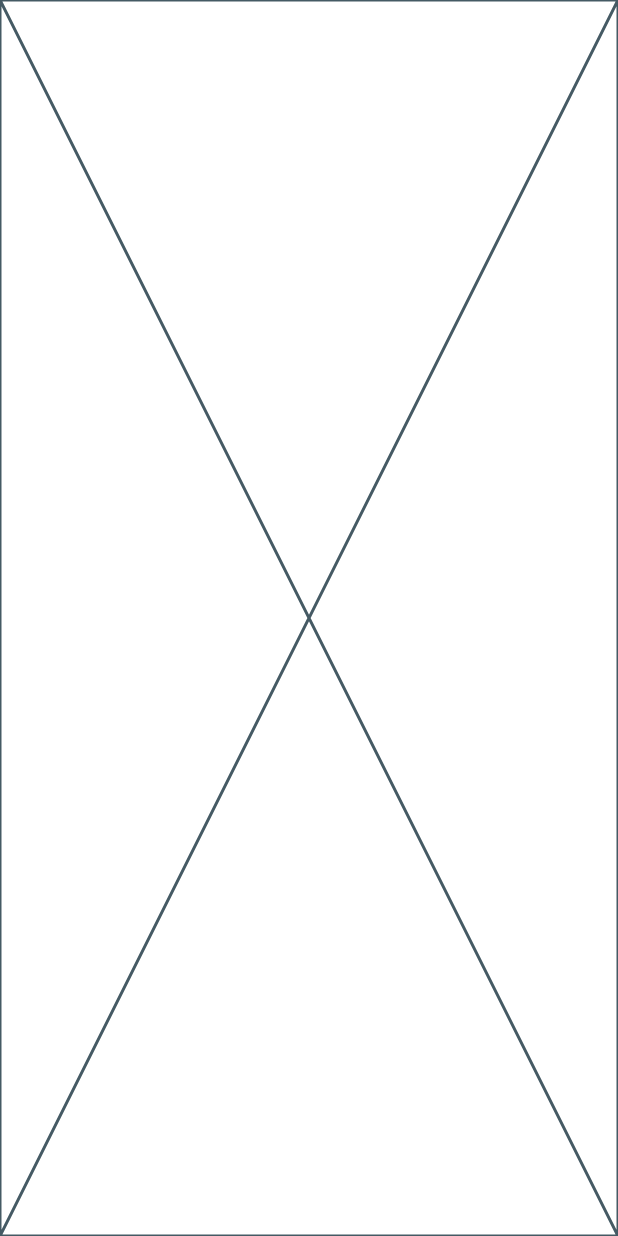
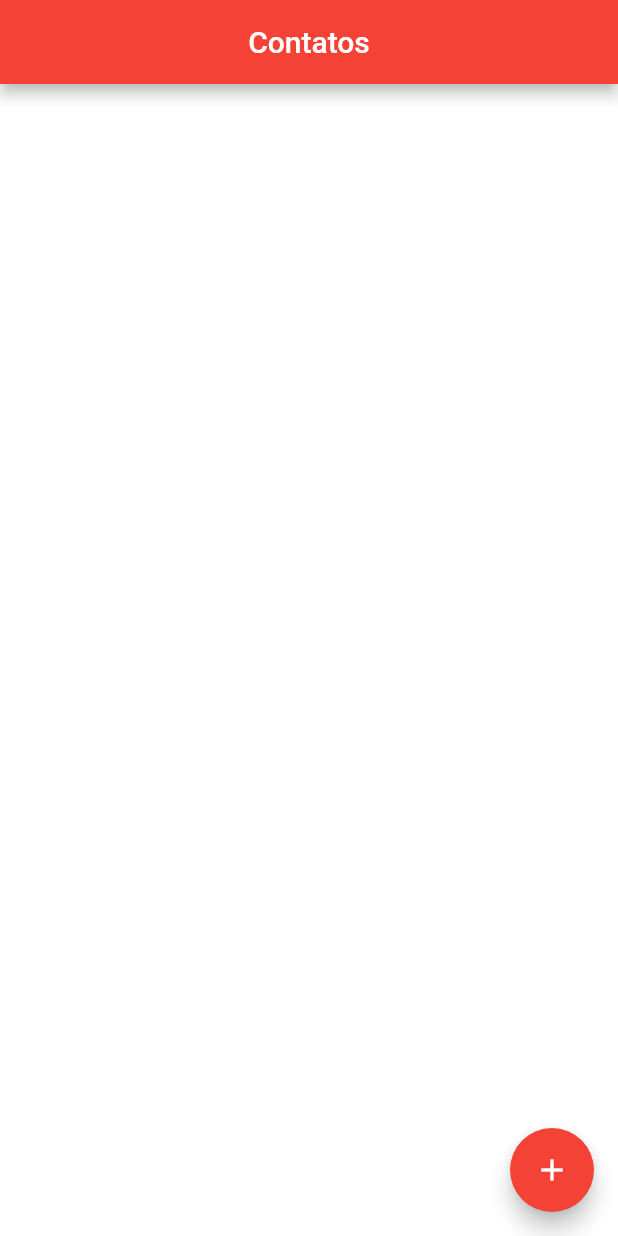
Before and after one commit to 9reis/app_flutter_agenda_contatos, a Flutter app: the screen it shows after launch, on a phone screen of 412 x 824 dp. Run offline on Flutter 3.47's test engine with Material 2 defaults, Android fonts, the phone set to English and light mode, and no system bars; our stand-ins replace sqflite; accounts and stored records are empty.

Commit message:
Criando o botão flutuante

```diff
--- a/lib/ui/home_page.dart
+++ b/lib/ui/home_page.dart
@@ -1,4 +1,5 @@
 import 'package:app_flutter_agenda_contatos/helpers/contact_helper.dart';
+import 'package:flutter/material.dart';
 import 'package:flutter/src/widgets/framework.dart';
 import 'package:flutter/src/widgets/placeholder.dart';
 
@@ -12,25 +13,37 @@ class HomePage extends StatefulWidget {
 class _HomePageState extends State<HomePage> {
   ContactHelper helper = ContactHelper();
 
+  List<Contact> contacts = [];
+
   @override
   void initState() {
     super.initState();
-
-    Contact c = Contact();
-    c.name = "teste2";
-    c.email = "teste2@teste";
-    c.phone = "999 999 999";
-    c.img = "imgteste2";
-
-    helper.saveContact(c);
-
     helper.getAllContact().then((list) {
-      print(list);
+      setState(() {
+        contacts = list;
+      });
     });
   }
 
   @override
   Widget build(BuildContext context) {
-    return const Placeholder();
+    return Scaffold(
+      appBar: AppBar(
+        title: Text('Contatos'),
+        backgroundColor: Colors.red,
+        centerTitle: true,
+      ),
+      backgroundColor: Colors.white,
+      floatingActionButton: FloatingActionButton(
+        onPressed: () {},
+        child: Icon(Icons.add),
+        backgroundColor: Colors.red,
+      ),
+      body: ListView.builder(
+        padding: EdgeInsets.all(10),
+        itemCount: contacts.length,
+        itemBuilder: (context, index) {},
+      ),
+    );
   }
 }
```
